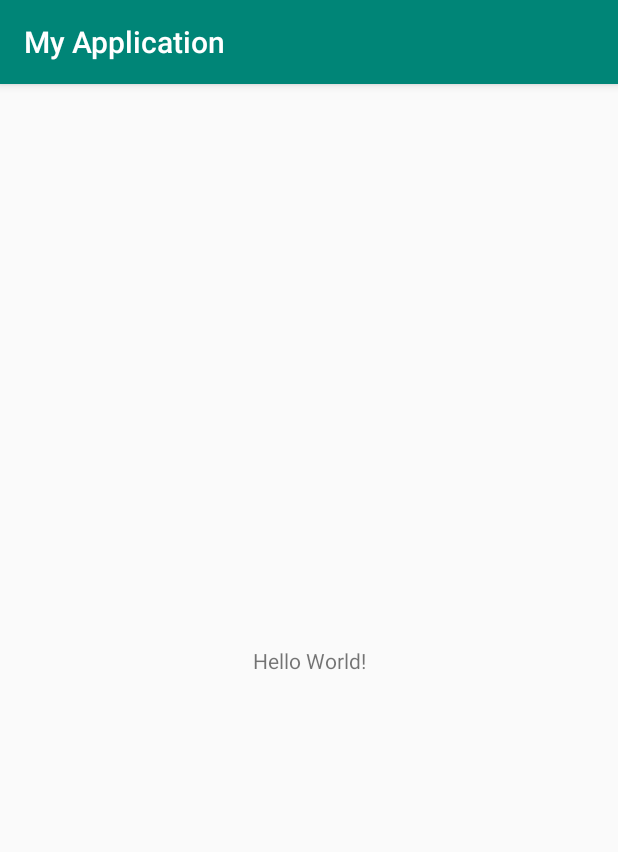
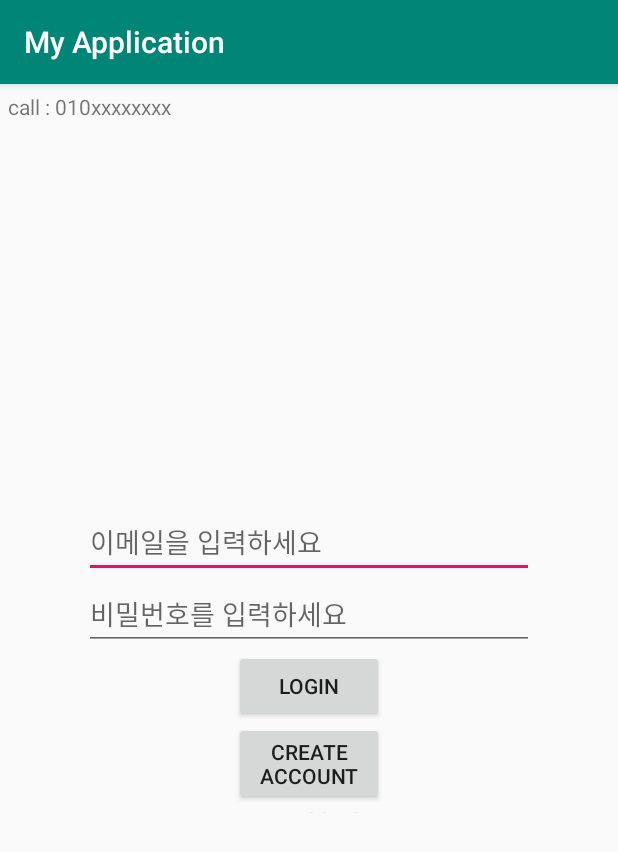
Before and after one commit to Parkseji14/whdtjf, an Android app: the screen it shows after launch (MainActivity), on a phone screen of 412 x 824 dp. Shown: the top 852 px of the screen. Run offline under Robolectric (Android 15) with nearby library versions, the phone set to English and light mode, and no system bars.

Commit message:
로그인 화면  - 로그인 액티비티와 연동

```diff
--- a/android_lot/app/src/main/AndroidManifest.xml
+++ b/android_lot/app/src/main/AndroidManifest.xml
@@ -9,7 +9,7 @@
         android:roundIcon="@mipmap/ic_launcher_round"
         android:supportsRtl="true"
         android:theme="@style/AppTheme">
-        <activity android:name=".MainActivity">
+        <activity android:name=".view.MainActivity">
             <intent-filter>
                 <action android:name="android.intent.action.MAIN" />
 
--- /dev/null
+++ b/android_lot/app/src/main/java/com/example/myapplication/view/MainActivity.java
@@ -0,0 +1,46 @@
+package com.example.myapplication.view;
+
+import android.os.Bundle;
+import android.view.View;
+import android.widget.Button;
+import android.widget.EditText;
+
+import com.example.myapplication.R;
+
+import androidx.appcompat.app.AppCompatActivity;
+
+public class MainActivity extends AppCompatActivity {
+
+    Button login;
+    Button singup;
+    EditText email;
+    EditText pw;
+
+    @Override
+    protected void onCreate(Bundle savedInstanceState) {
+        super.onCreate(savedInstanceState);
+        setContentView(R.layout.activity_main);
+
+        login = (Button) findViewById(R.id.login_submit);
+        singup = (Button) findViewById(R.id.sign_up);
+        email = (EditText) findViewById(R.id.login_email);
+        pw = (EditText) findViewById(R.id.login_pw);
+
+
+
+
+        /* 로그인 버튼 */
+        login.setOnClickListener(new Button.OnClickListener(){
+
+            /* 입력값 가져오기*/
+            String eml = email.getText().toString();
+            String pwl = pw.getText().toString();
+
+            @Override
+            public void onClick(View v) {
+                /* eml, pwl 값을 백앤드로 보낸다 */
+
+            }
+        });
+    }
+}
--- a/android_lot/app/src/main/res/layout/activity_main.xml
+++ b/android_lot/app/src/main/res/layout/activity_main.xml
@@ -1,18 +1,66 @@
 <?xml version="1.0" encoding="utf-8"?>
 <androidx.constraintlayout.widget.ConstraintLayout xmlns:android="http://schemas.android.com/apk/res/android"
-    xmlns:app="http://schemas.android.com/apk/res-auto"
-    xmlns:tools="http://schemas.android.com/tools"
-    android:layout_width="match_parent"
-    android:layout_height="match_parent"
-    tools:context=".MainActivity">
+                                                   xmlns:app="http://schemas.android.com/apk/res-auto"
+                                                   xmlns:tools="http://schemas.android.com/tools"
+                                                   android:layout_width="match_parent"
+                                                   android:layout_height="match_parent"
+                                                   tools:context=".view.MainActivity">
+
+
+    <LinearLayout
+        xmlns:android="http://schemas.android.com/apk/res/android"
+        android:layout_width="match_parent"
+        android:layout_height="match_parent"
+        android:gravity="center"
+        android:orientation="vertical"
+        >
+
+        <EditText
+            android:id="@+id/login_email"
+            android:layout_width="300dp"
+            android:layout_height="wrap_content"
+
+            android:hint="이메일을 입력하세요"
+            />
+
+        <EditText
+            android:id="@+id/login_pw"
+            android:layout_width="300dp"
+            android:layout_height="wrap_content"
+            android:hint="비밀번호를 입력하세요"
+            android:inputType="textPassword"
+            />
+
+
+        <Button
+            android:id="@+id/login_submit"
+            android:layout_width="100dp"
+            android:layout_height="wrap_content"
+            android:text="login"/>
+
+        <Button
+            android:id="@+id/sign_up"
+            android:layout_width="100dp"
+            android:layout_height="wrap_content"
+            android:text="create Account"
+            />
+
+        <Button
+            android:layout_width="wrap_content"
+            android:layout_height="5dp"
+            android:background="#00ff0000"
+            android:text="find password"
+            />
+
+
+    </LinearLayout>
 
     <TextView
         android:layout_width="wrap_content"
         android:layout_height="wrap_content"
-        android:text="Hello World!"
-        app:layout_constraintBottom_toBottomOf="parent"
-        app:layout_constraintLeft_toLeftOf="parent"
-        app:layout_constraintRight_toRightOf="parent"
-        app:layout_constraintTop_toTopOf="parent" />
+        android:padding="5dp"
+        android:layout_alignParentBottom = "true"
+        android:text="call : 010xxxxxxxx"/>
+
 
 </androidx.constraintlayout.widget.ConstraintLayout>
--- a/android_lot/build.gradle
+++ b/android_lot/build.gradle
@@ -7,7 +7,7 @@ buildscript {
 
     }
     dependencies {
-        classpath 'com.android.tools.build:gradle:3.5.0'
+        classpath 'com.android.tools.build:gradle:3.0.1'
 
         // NOTE: Do not place your application dependencies here; they belong
         // in the individual module build.gradle files
```
Also changed, not shown: android_lot/app/src/main/java/com/example/myapplication/MainActivity.java (deleted, +0 -14 lines), android_lot/app/src/main/java/com/example/myapplication/view/MapActivity.java (added, +22 -0 lines), android_lot/app/src/main/java/com/example/myapplication/view/MyzoneActivity.java (added, +12 -0 lines), android_lot/app/src/main/java/com/example/myapplication/view/SearchActivity.java (added, +23 -0 lines), android_lot/app/src/main/res/layout/map_activity.xml (added, +7 -0 lines), android_lot/app/src/main/res/layout/myzone_activity.xml (added, +7 -0 lines), android_lot/app/src/main/res/layout/search_activity.xml (added, +7 -0 lines), android_lot/gradle/wrapper/gradle-wrapper.properties.
